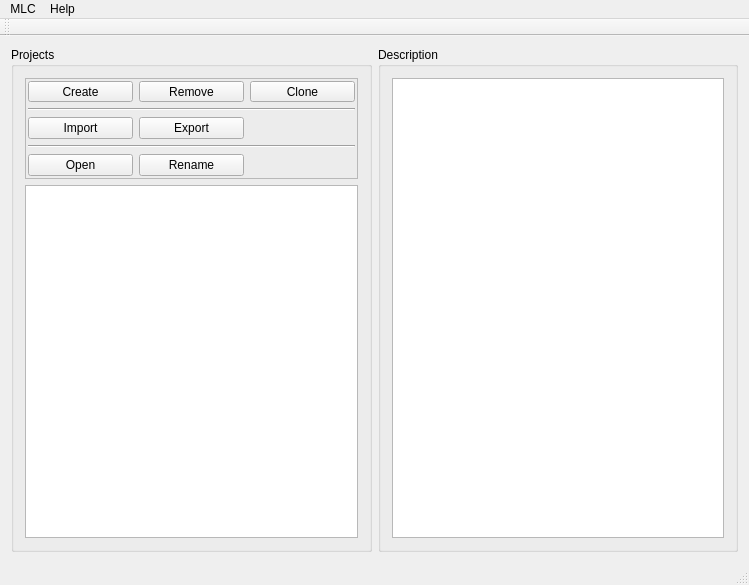
The window that MLC/GUI/Autogenerated/mlc_qtcreator/mainwindow.ui (MachineLearningControl/OpenMLC-Python) describes before a commit, drawn with Qt 5.
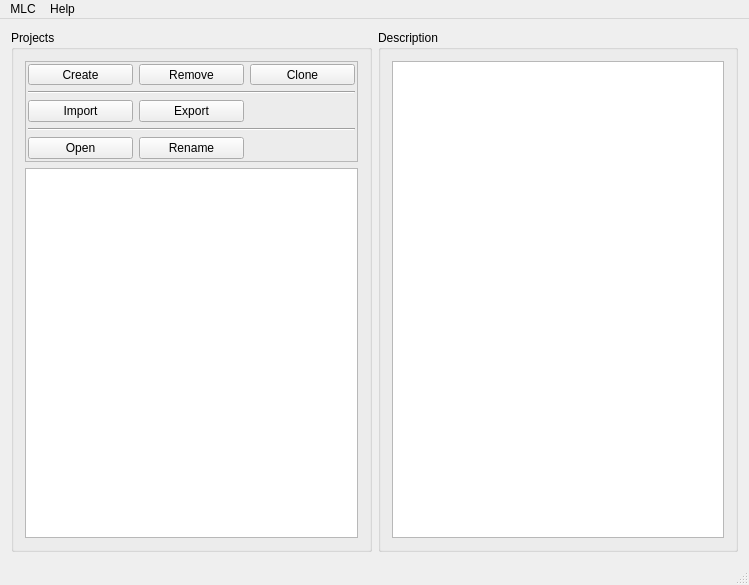
The same window after the commit.

Patch:
```diff
--- a/MLC/GUI/Autogenerated/mlc_qtcreator/mainwindow.ui
+++ b/MLC/GUI/Autogenerated/mlc_qtcreator/mainwindow.ui
@@ -214,17 +214,6 @@
    <addaction name="menuProperties"/>
   </widget>
   <widget class="QStatusBar" name="statusBar"/>
-  <widget class="QToolBar" name="toolBar">
-   <property name="windowTitle">
-    <string>toolBar</string>
-   </property>
-   <attribute name="toolBarArea">
-    <enum>TopToolBarArea</enum>
-   </attribute>
-   <attribute name="toolBarBreak">
-    <bool>false</bool>
-   </attribute>
-  </widget>
   <action name="menu_properties">
    <property name="text">
     <string>Properties</string>
```
